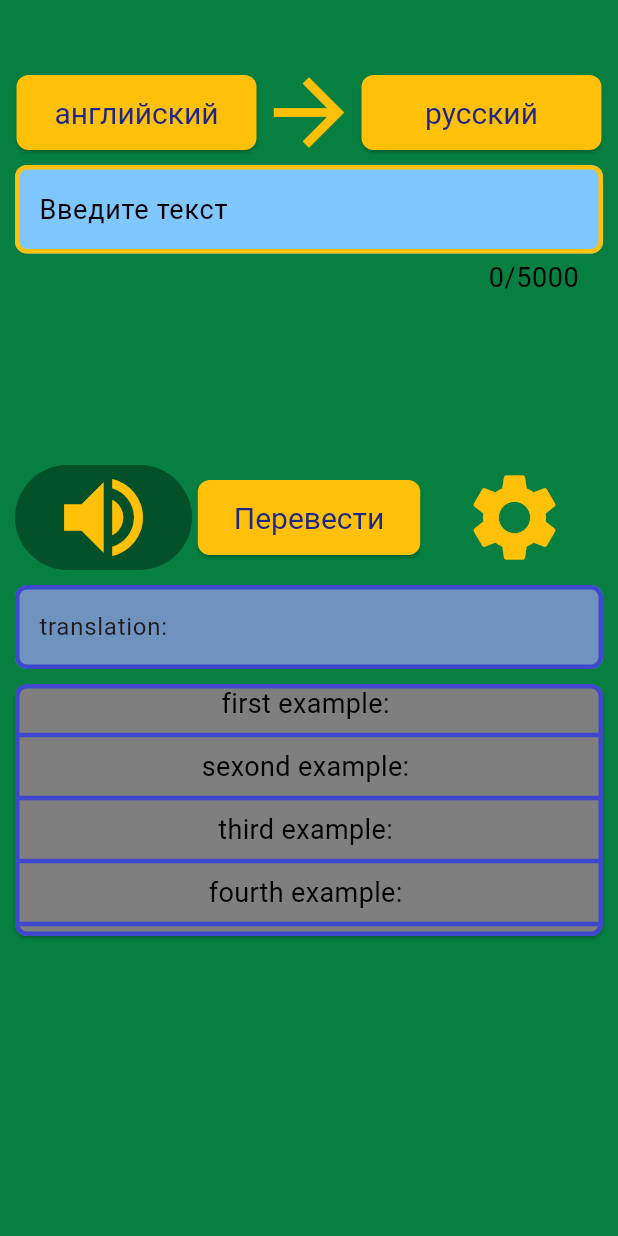
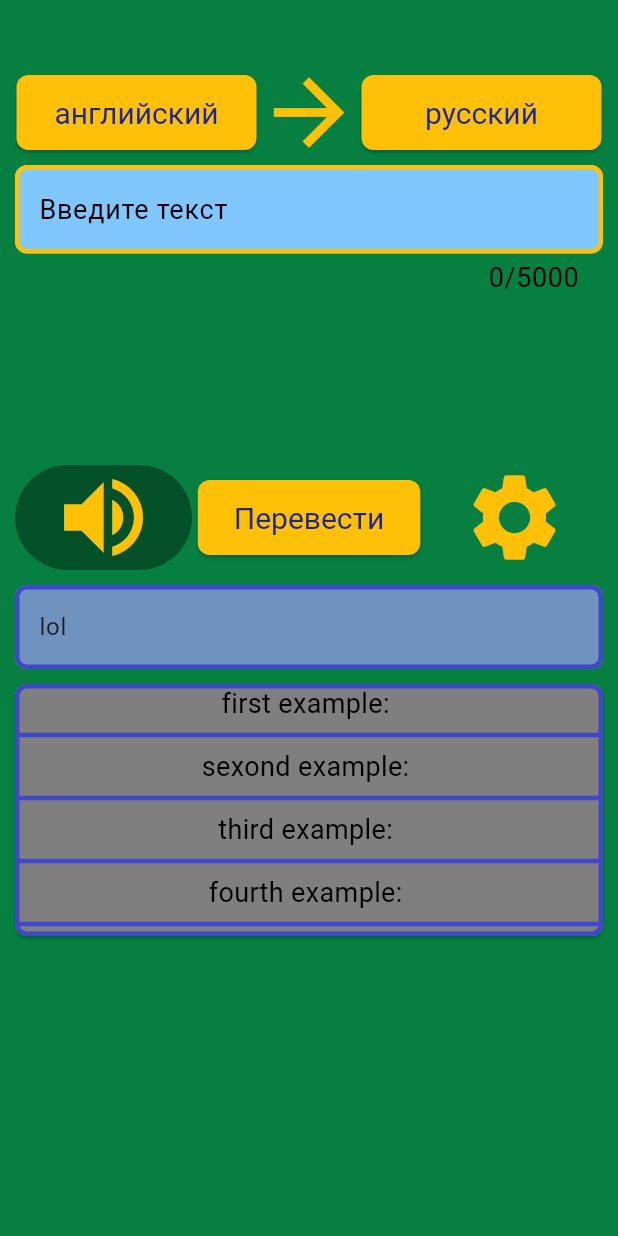
Before and after one commit to Slowpool/booble_translator_copy, a Flutter app: the screen it shows after launch, after a tap on "Перевести", on a phone screen of 412 x 824 dp. Run offline on Flutter 3.47's test engine with Material 3 defaults, Android fonts, the phone set to English and light mode, and no system bars; our stand-ins replace sqflite; accounts and stored records are empty.

Commit message:
well, I think this is almot final version because I'm newbie in http queries so I simply added a latch for http_requester. My teacher has allowed to me to do it, but I'm still upset because I won't be able to use this translator for few months as I think, until I discover html to be able to create my own http requests instead of using PAID google translator api (bureaucracy)

```diff
--- a/lib/HTTP_requester.dart
+++ b/lib/HTTP_requester.dart
@@ -1,7 +1,15 @@
+// ignore: camel_case_types
 class HTTP_requester {
-  // TODO implement get translation
-  static String getTranslation(String text) {
-    return 'translation: $text';
+  static final Map<String, String> russianToEnglishTranslations = {
+    'Я': 'I',
+    'еж': 'hedgehog',
+    'привет мир': 'hello world',
+  };
+
+  static final Map<String, String> englishToRussianTranslations = {'I': 'Я', 'hedgehog': 'еж', 'hello world': 'привет мир'};
+
+  static String getTranslation(String text, bool translateToEnglish) {
+    return (translateToEnglish ? russianToEnglishTranslations[text] : englishToRussianTranslations[text]) ?? 'lol';
   }
 
   static getPronunciation() => Object();
--- a/lib/data_base.dart
+++ b/lib/data_base.dart
@@ -52,6 +52,8 @@ class DatabaseWithCopyrightTexts {
     // for(var text in texts) {
     //   print(text);
     // }
+
+    // insertCopyrightText(CopyrightText(copyrightText: 'some text with copyright'));
   }
 
   static Future<void> insertCopyrightText(CopyrightText copyrightText) async {
@@ -102,8 +104,11 @@ class DatabaseWithCopyrightTexts {
   }
 
   static Future<bool> isCopyrightText(String text) async {
-    // return copyrightTexts().then();
-    // TODO implement async to sync
-    return false;
+    List<String> texts = await copyrightTexts();
+    for(int i = 0; i  < texts.length; i++) {
+      texts[i] = texts[i].toLowerCase();
+    }
+
+    return texts.contains(text);
   }
 }
--- a/lib/home_screen.dart
+++ b/lib/home_screen.dart
@@ -203,7 +203,6 @@ class _HomeScreen extends State<HomeScreen> {
                     SizedBox(
                       height: 50,
                       child: ElevatedButton(
-                        // TODO add handling of translation
                         onPressed: translationButtonOnPressed,
                         style: StaticObjects.usualButtonStyle,
                         child: Text('Перевести'),
@@ -300,9 +299,10 @@ class _HomeScreen extends State<HomeScreen> {
     if (isCopyrightText) {
       copyrightViolationMessage();
       setState(() {});
+      return;
     }
 
-    translationTextController.text = HTTP_requester.getTranslation(enteredText);
+    translationTextController.text = HTTP_requester.getTranslation(enteredText, translateToEnglish);
     setState(() {});
 
     if (TypeOfDataDeterminant.isWord(enteredText)) {
@@ -317,6 +317,5 @@ class _HomeScreen extends State<HomeScreen> {
     }
     setState(() {});
 
-
   }
 }
```
